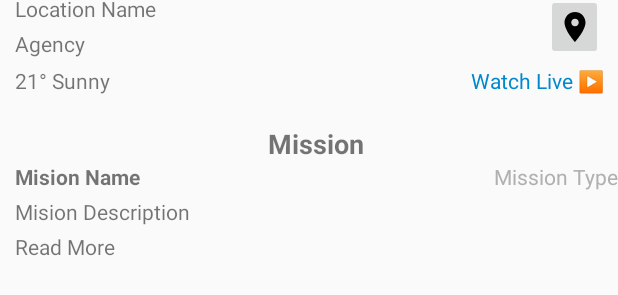
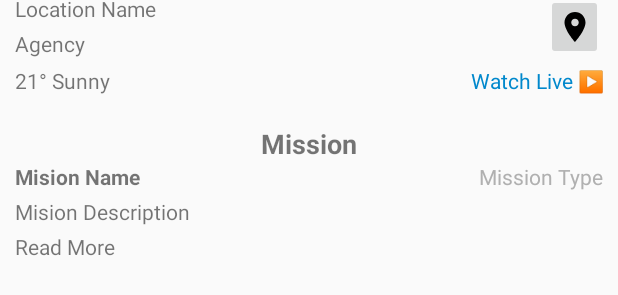
Before and after one commit to petrasonic/launch-now-android, an Android app: the layout activity_detailed_launch.xml on its own in the app's theme, with its tools: preview values and no code run, on a phone screen of 412 x 824 dp. Shown: the part 505-800 px from the top of the screen. Run offline under Robolectric (Android 15) with nearby library versions, the phone set to English and light mode, and no system bars; network calls fail.

Commit message:
fixed padding

```diff
--- a/app/src/main/res/layout/activity_detailed_launch.xml
+++ b/app/src/main/res/layout/activity_detailed_launch.xml
@@ -394,7 +394,8 @@
             android:layout_width="match_parent"
             android:layout_height="wrap_content"
             android:orientation="vertical"
-            android:layout_marginLeft="10dp">
+            android:layout_marginLeft="10dp"
+            android:layout_marginRight="10dp">
 
             <TextView
                 android:id="@+id/detailed_mission_label_textView"
```
